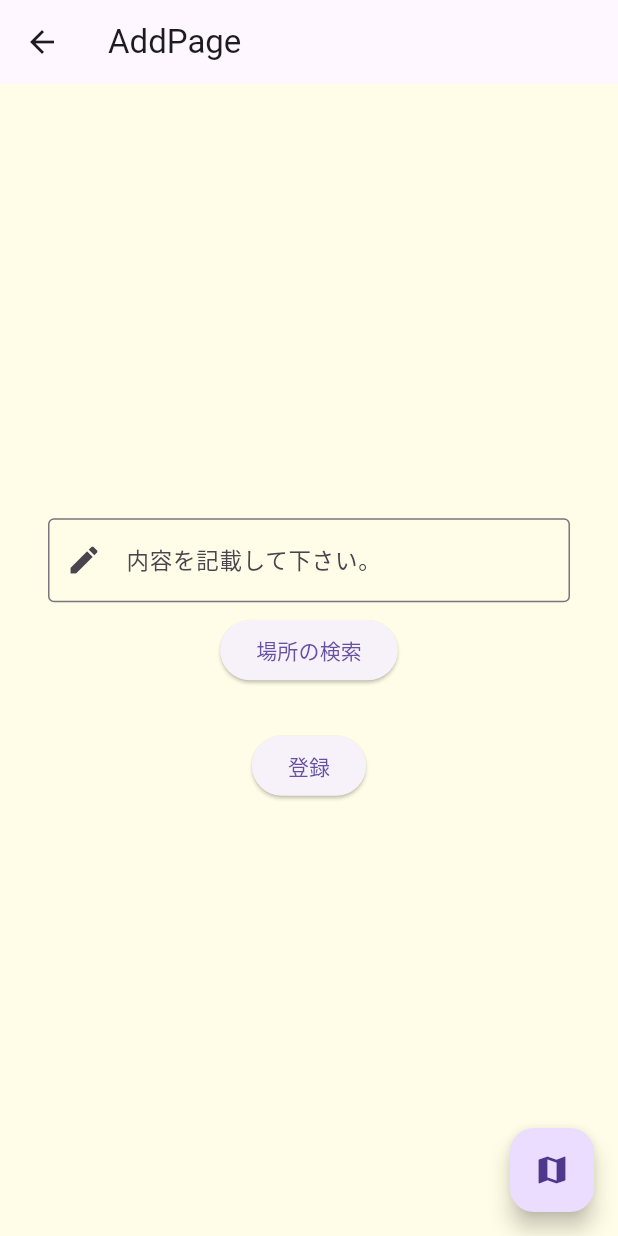
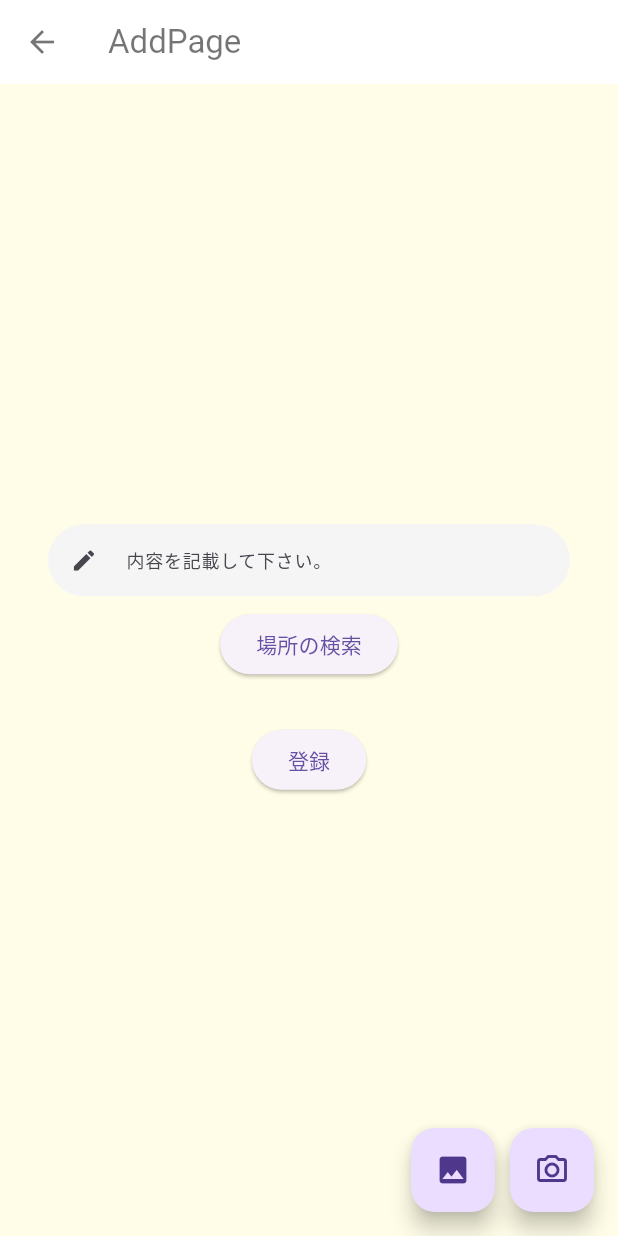
Before and after one commit to hiromu73/Flutter_CRUDApp, a Flutter app: the screen it shows after launch, after a tap on the "add" icon, on a phone screen of 412 x 824 dp. Run offline on Flutter 3.47's test engine with Material 3 defaults, Android fonts, the phone set to English and light mode, and no system bars; our stand-ins replace cloud_firestore, firebase_auth, firebase_core, flutter_riverpod, geocoding, geolocator and 2 more; missing offline and left inert: google_place; accounts and stored records are empty; generated files the repository leaves out were written again.

Commit message:
no message

```diff
--- a/lib/constants/string.dart
+++ b/lib/constants/string.dart
@@ -6,8 +6,8 @@ const String memo = "内容を記載して下さい。";
 const String positionSearch = "場所の検索";
 const String registration = "登録";
 const String ok = "OK";
-const String no = "NO";
-const String deleteMemo = "このメモを削除しますか？";
+const String no = "No";
+const String deleteMemo = "Are you sure you want to delete this content?";
 const String loginPassword = "Password";
 const String login = "Login";
 const String newRegistration = "新規登録";
--- a/lib/main.dart
+++ b/lib/main.dart
@@ -1,15 +1,11 @@
 // flutter
 import 'package:flutter/material.dart';
 // package
-import 'package:cloud_firestore/cloud_firestore.dart';
-import 'package:firebase_auth/firebase_auth.dart';
 import 'package:firebase_core/firebase_core.dart';
 import 'package:flutter_crudapp/view/firebase_options.dart';
 import 'package:flutter_crudapp/view/todoapp.dart';
 import 'package:flutter_riverpod/flutter_riverpod.dart';
-// constants
-import 'package:flutter_crudapp/constants/routes.dart' as routes;
-// models
+import 'package:flutter/src/material/colors.dart';
 
 void main() async {
   WidgetsFlutterBinding.ensureInitialized();
@@ -30,8 +26,12 @@ class MyApp extends StatelessWidget {
       debugShowCheckedModeBanner: false,
       title: 'Flutter CrudApp',
       theme: ThemeData(
-        primarySwatch: Colors.blue,
-      ),
+          primaryColor:  MaterialColor(
+        0xFFFFFFFF,
+        <int, Color>{
+          500: Color(0xFFFFFFFF),
+        },
+      )),
       home: const ToDoApp(),
     );
   }
--- a/lib/model.dart/riverpod.dart/googlemap_model.dart
+++ b/lib/model.dart/riverpod.dart/googlemap_model.dart
@@ -1,13 +1,24 @@
+import 'dart:async';
+
 import 'package:cloud_firestore/cloud_firestore.dart';
 import 'package:flutter/material.dart';
+import 'package:google_maps_flutter/google_maps_flutter.dart';
 import 'package:riverpod_annotation/riverpod_annotation.dart';
+// constants
+import 'package:flutter_crudapp/constants/routes.dart' as routes;
+
 
 // 命名規則ファイル名.g.dart
 part 'googlemap_model.g.dart';
 
+Completer controller = Completer();
+
 @riverpod
-class FirebaseModel extends _$FirebaseModel {
+class GooglemapModel extends _$GooglemapModel {
   @override
-  Stream<QuerySnapshot<Map<String, dynamic>>> build() =>
-      FirebaseFirestore.instance.collection('post').orderBy('date').snapshots();
+  CameraPosition build () => const CameraPosition(
+    // 最初に描画される位置を指定 (現在は固定値を入れているが現在地にしたい)
+    target: LatLng(35.17176088096857, 136.88817886263607),
+    zoom: 14.4746,
+  );
 }
--- a/lib/view/todoaddpage.dart
+++ b/lib/view/todoaddpage.dart
@@ -47,13 +47,6 @@ class TodoAddPage extends ConsumerWidget {
     final latitudeLocation = ref.watch(latitudeProvider.notifier).state;
     final longitudeLocation = ref.watch(longitudeProvider.notifier).state;
 
-    Completer controller = Completer();
-    const CameraPosition initialCameraPosition = CameraPosition(
-      // 最初に描画される位置を指定
-      target: LatLng(35.17176088096857, 136.88817886263607),
-      zoom: 14.4746,
-    );
-
     final apiKey = Api.apiKey;
 
     // 検索結果を格納
@@ -66,9 +59,21 @@ class TodoAddPage extends ConsumerWidget {
 
     return Scaffold(
       appBar: AppBar(
-          title: const Text(addPage),
+        title: const Text(
+          addPage,
+          style: TextStyle(color: Colors.black54),
+        ),
+        backgroundColor: const MaterialColor(
+          0xFFFFFFFF,
+          <int, Color>{
+            500: Color(0xFFFFFFFF),
+          },
+        ),
         leading: IconButton(
-              icon: const Icon(Icons.arrow_back),
+            icon: const Icon(
+              Icons.arrow_back,
+              color: Colors.black54,
+            ),
             onPressed: () {
               Navigator.of(context).pop(const ToDoApp());
             }),
@@ -84,12 +89,19 @@ class TodoAddPage extends ConsumerWidget {
                 maxLength: null,
                 maxLines: null,
                 keyboardType: TextInputType.multiline,
-                  decoration: const InputDecoration(
+                decoration: InputDecoration(
+                  fillColor: Colors.grey[100],
+                  filled: true,
+                  isDense: true,
                   hintText: memo,
-                      hintStyle:
-                          TextStyle(fontSize: 15, fontWeight: FontWeight.w100),
-                      prefixIcon: Icon(Icons.create),
-                      border: OutlineInputBorder()),
+                  hintStyle: const TextStyle(
+                      fontSize: 12, fontWeight: FontWeight.w100),
+                  prefixIcon: const Icon(Icons.create),
+                  border: OutlineInputBorder(
+                    borderRadius: BorderRadius.circular(32),
+                    borderSide: BorderSide.none,
+                  ),
+                ),
                 textAlign: TextAlign.left,
                 onChanged: (String value) async {
                   ref.read(memoProvider.notifier).state = value;
@@ -98,11 +110,17 @@ class TodoAddPage extends ConsumerWidget {
               const SizedBox(height: 8),
               ElevatedButton(
                   child: const Text(positionSearch),
+                  style: ElevatedButton.styleFrom(
+                      shape: RoundedRectangleBorder(
+                          borderRadius: BorderRadius.circular(30))),
                   onPressed: () => routes.mapSamplePage(context: context)),
               const SizedBox(height: 8),
-                Text(postLocation),
+              Text(postLocation), // 位置の名前の表示?
               ElevatedButton(
                   child: const Text(registration),
+                  style: ElevatedButton.styleFrom(
+                      shape: RoundedRectangleBorder(
+                          borderRadius: BorderRadius.circular(30))),
                   onPressed: () async {
                     if (ref.watch(memoProvider.notifier) != null) {
                       final date = DateTime.now().toLocal().toIso8601String();
@@ -124,8 +142,20 @@ class TodoAddPage extends ConsumerWidget {
           ),
         ),
       ),
-        floatingActionButton: FloatingActionButton(
-            child: const Icon(Icons.map),
-            onPressed: () => routes.mapSamplePage(context: context)));
+      floatingActionButton: Row(
+        mainAxisAlignment: MainAxisAlignment.end,
+        children: [
+          FloatingActionButton(
+              child: const Icon(Icons.photo),
+              onPressed: () => {}), //写真を選択して保存ができる。
+          const SizedBox(
+            width: 10,
+          ),
+          FloatingActionButton(
+              child: const Icon(Icons.camera_alt_outlined), //カメラから撮って保存ができる。
+              onPressed: () => {}),
+        ],
+      ),
+    );
   }
 }
--- a/lib/view/todoapp.dart
+++ b/lib/view/todoapp.dart
@@ -1,9 +1,4 @@
-import 'package:cloud_firestore/cloud_firestore.dart';
-import 'package:flutter/cupertino.dart';
 import 'package:flutter/material.dart';
-import 'package:flutter_crudapp/constants/string.dart';
-
-import 'package:flutter_crudapp/model.dart/riverpod.dart/firebase_model.dart';
 import 'package:flutter_crudapp/view/firebasecollection.dart';
 import 'package:flutter_riverpod/flutter_riverpod.dart';
 // constants
@@ -17,12 +12,23 @@ class ToDoApp extends ConsumerWidget {
   Widget build(BuildContext context, WidgetRef ref) {
     return Scaffold(
       appBar: AppBar(
-        title: const Text("TodoList"),
-      ),
-      body: const Column(
-        children: [
-          Expanded(child: FirebaseCollection()),
-        ],
+          title: const Text(
+            "TodoList",
+            style: TextStyle(color: Colors.black54),
+          ),
+          backgroundColor: const MaterialColor(
+            0xFFFFFFFF,
+            <int, Color>{
+              500: Color(0xFFFFFFFF),
+            },
+          )),
+      body: Container(
+        color: Colors.yellow[50],
+        child: const Column(
+          children: [
+            Expanded(child: FirebaseCollection()),
+          ],
+        ),
       ),
       floatingActionButtonLocation: FloatingActionButtonLocation.centerDocked,
       floatingActionButton: FloatingActionButton(
```
Also changed, not shown: lib/model.dart/riverpod.dart/googlemap_model.g.dart. Lines whose indentation alone changed are shown as unchanged.
